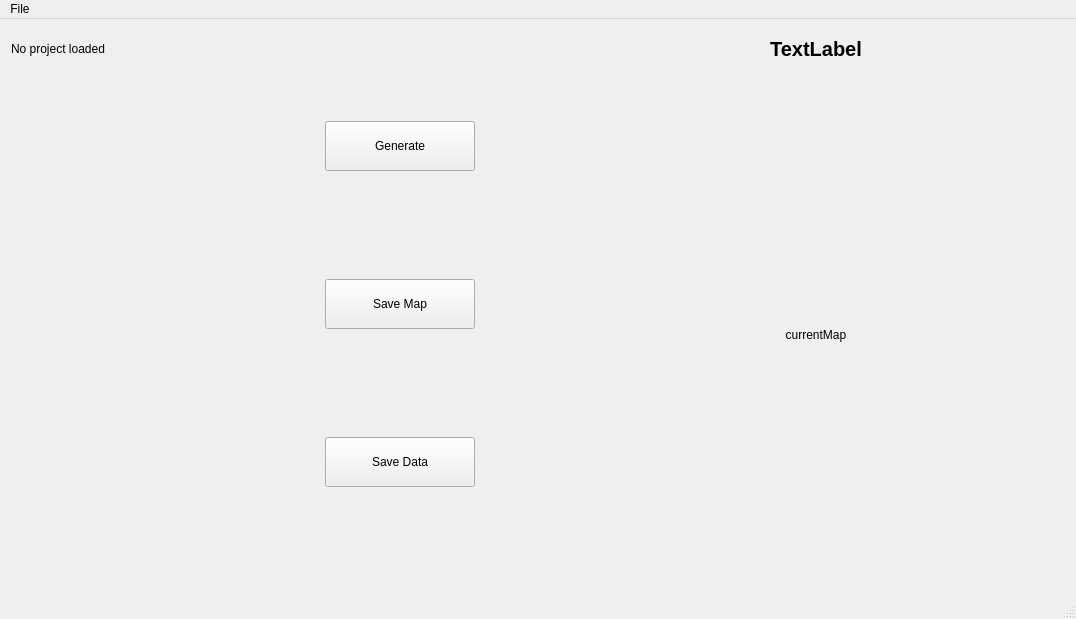
Before: the Qt Designer form QTAPP/MapMaker/mainwindow.ui in LeaSerrano/M1-IMAGINE-ProjetImage, drawn with Qt 5.
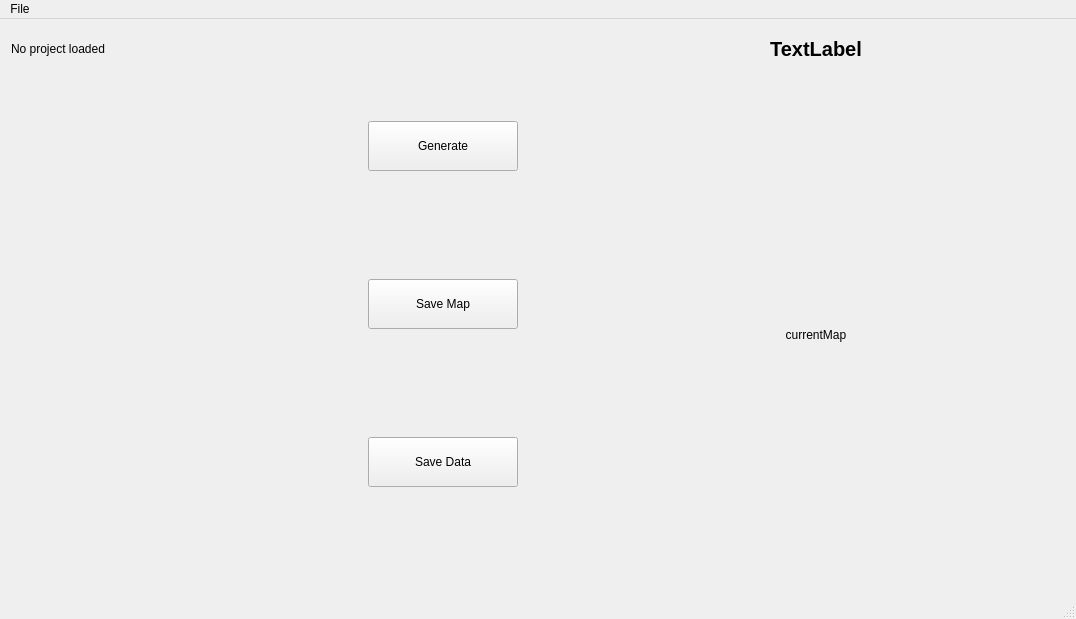
After: the same form once the commit is applied.

```diff
--- a/QTAPP/MapMaker/mainwindow.ui
+++ b/QTAPP/MapMaker/mainwindow.ui
@@ -17,9 +17,9 @@
    <widget class="QWidget" name="horizontalLayoutWidget">
     <property name="geometry">
      <rect>
-      <x>240</x>
+      <x>325</x>
       <y>0</y>
-      <width>826</width>
+      <width>741</width>
       <height>571</height>
      </rect>
     </property>
@@ -169,7 +169,7 @@
      <rect>
       <x>9</x>
       <y>59</y>
-      <width>201</width>
+      <width>311</width>
       <height>511</height>
      </rect>
     </property>
```
